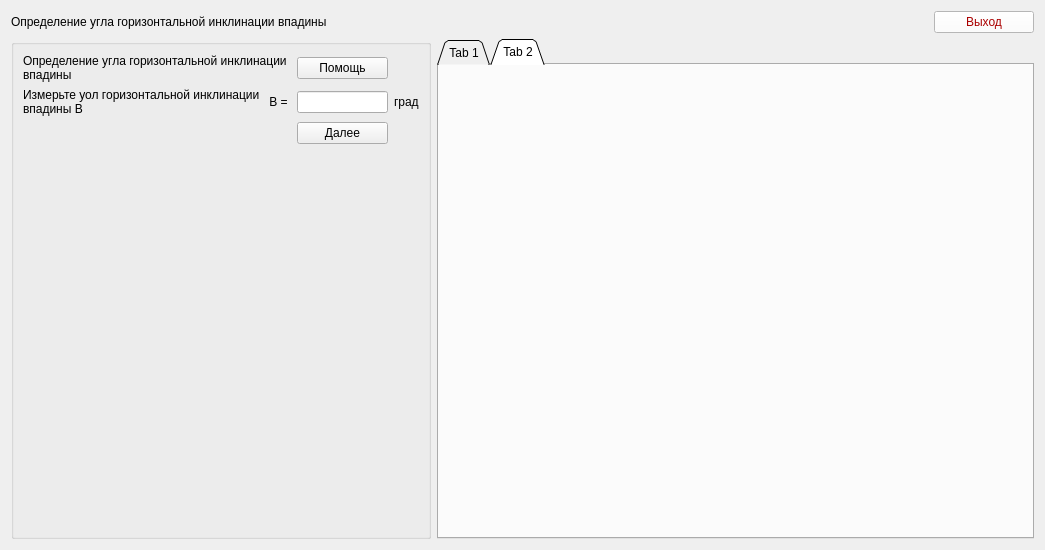
This is Medic/forms/ui/form5.ui in W3STi/Medical-calculate-programm as Qt 5 draws it before an edit. The edited form follows.
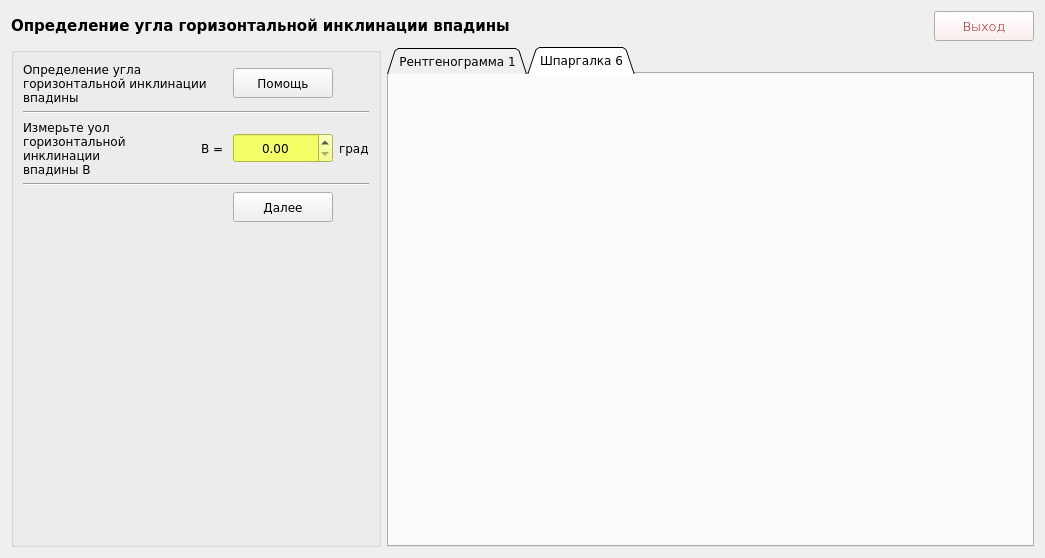
This is the edited form. The open tabs and pages were chosen to show the change.

```diff
--- a/Medic/forms/ui/form5.ui
+++ b/Medic/forms/ui/form5.ui
@@ -7,24 +7,74 @@
     <x>0</x>
     <y>0</y>
     <width>1045</width>
-    <height>545</height>
+    <height>548</height>
    </rect>
   </property>
   <property name="windowTitle">
    <string>Form</string>
   </property>
+  <property name="styleSheet">
+   <string notr="true">font-family: Verdana;</string>
+  </property>
   <layout class="QGridLayout" name="gridLayout">
    <item row="0" column="0" colspan="2">
     <widget class="QLabel" name="label_12">
+     <property name="minimumSize">
+      <size>
+       <width>0</width>
+       <height>30</height>
+      </size>
+     </property>
+     <property name="font">
+      <font>
+       <family>Verdana</family>
+       <pointsize>11</pointsize>
+       <weight>75</weight>
+       <italic>false</italic>
+       <bold>true</bold>
+      </font>
+     </property>
      <property name="styleSheet">
-      <string notr="true">font: 75 10pt &quot;MS Shell Dlg 2&quot;;
-color: rgb(0, 0, 0);</string>
+      <string notr="true">font: 75 11pt &quot;Verdana&quot;;
+font-weight: bold;</string>
      </property>
      <property name="text">
       <string>Определение угла горизонтальной инклинации впадины</string>
      </property>
     </widget>
    </item>
+   <item row="1" column="1" colspan="2">
+    <widget class="QTabWidget" name="tabWidget">
+     <property name="minimumSize">
+      <size>
+       <width>500</width>
+       <height>500</height>
+      </size>
+     </property>
+     <property name="font">
+      <font>
+       <family>Verdana</family>
+       <pointsize>9</pointsize>
+      </font>
+     </property>
+     <property name="tabShape">
+      <enum>QTabWidget::Triangular</enum>
+     </property>
+     <property name="currentIndex">
+      <number>1</number>
+     </property>
+     <widget class="QWidget" name="tab">
+      <attribute name="title">
+       <string>Рентгенограмма 1</string>
+      </attribute>
+     </widget>
+     <widget class="QWidget" name="tab_2">
+      <attribute name="title">
+       <string>Шпаргалка 6</string>
+      </attribute>
+     </widget>
+    </widget>
+   </item>
    <item row="0" column="2">
     <widget class="QPushButton" name="pushButton_5">
      <property name="maximumSize">
@@ -33,11 +83,21 @@
        <height>50</height>
       </size>
      </property>
+     <property name="font">
+      <font>
+       <family>Verdana</family>
+       <pointsize>10</pointsize>
+       <weight>9</weight>
+       <italic>false</italic>
+       <bold>false</bold>
+      </font>
+     </property>
      <property name="cursor">
       <cursorShape>PointingHandCursor</cursorShape>
      </property>
      <property name="styleSheet">
-      <string notr="true">background-color: rgb(255, 255, 255);
+      <string notr="true">background-color: #fcebeb;
+font: 75 10pt &quot;Verdana&quot;;
 color: rgb(170, 0, 0);</string>
      </property>
      <property name="text">
@@ -49,36 +109,75 @@
     <widget class="QGroupBox" name="groupBox">
      <property name="minimumSize">
       <size>
-       <width>0</width>
+       <width>370</width>
        <height>0</height>
       </size>
      </property>
      <property name="maximumSize">
       <size>
-       <width>420</width>
+       <width>370</width>
        <height>16777215</height>
       </size>
      </property>
+     <property name="font">
+      <font>
+       <family>Verdana</family>
+       <pointsize>9</pointsize>
+      </font>
+     </property>
      <property name="title">
       <string/>
      </property>
      <layout class="QGridLayout" name="gridLayout_2">
-      <item row="1" column="3">
+      <item row="2" column="3">
        <widget class="QLabel" name="label_6">
+        <property name="font">
+         <font>
+          <family>Verdana</family>
+          <pointsize>9</pointsize>
+         </font>
+        </property>
         <property name="text">
          <string>град</string>
         </property>
        </widget>
       </item>
-      <item row="1" column="1">
-       <widget class="QLabel" name="label_5">
+      <item row="0" column="0" colspan="2">
+       <widget class="QLabel" name="label_2">
+        <property name="font">
+         <font>
+          <family>Verdana</family>
+          <pointsize>9</pointsize>
+         </font>
+        </property>
         <property name="text">
-         <string> B = </string>
+         <string>Определение угла горизонтальной инклинации впадины</string>
+        </property>
+        <property name="wordWrap">
+         <bool>true</bool>
         </property>
        </widget>
       </item>
-      <item row="2" column="2">
+      <item row="4" column="2">
        <widget class="QPushButton" name="pushButton_4">
+        <property name="minimumSize">
+         <size>
+          <width>100</width>
+          <height>30</height>
+         </size>
+        </property>
+        <property name="maximumSize">
+         <size>
+          <width>100</width>
+          <height>16777215</height>
+         </size>
+        </property>
+        <property name="font">
+         <font>
+          <family>Verdana</family>
+          <pointsize>9</pointsize>
+         </font>
+        </property>
         <property name="cursor">
          <cursorShape>PointingHandCursor</cursorShape>
         </property>
@@ -87,27 +186,42 @@
         </property>
        </widget>
       </item>
-      <item row="1" column="2">
-       <widget class="QLineEdit" name="lineEdit_2"/>
-      </item>
-      <item row="1" column="0">
+      <item row="2" column="0">
        <widget class="QLabel" name="label_3">
-        <property name="text">
-         <string>Измерьте уол горизонтальной инклинации
-впадины В</string>
+        <property name="font">
+         <font>
+          <family>Verdana</family>
+          <pointsize>9</pointsize>
+         </font>
         </property>
-       </widget>
-      </item>
-      <item row="0" column="0" colspan="2">
-       <widget class="QLabel" name="label_2">
         <property name="text">
-         <string>Определение угла горизонтальной инклинации
-впадины</string>
+         <string>Измерьте уол горизонтальной инклинации впадины В</string>
+        </property>
+        <property name="wordWrap">
+         <bool>true</bool>
         </property>
        </widget>
       </item>
       <item row="0" column="2">
        <widget class="QPushButton" name="pushButton_2">
+        <property name="minimumSize">
+         <size>
+          <width>100</width>
+          <height>30</height>
+         </size>
+        </property>
+        <property name="maximumSize">
+         <size>
+          <width>100</width>
+          <height>16777215</height>
+         </size>
+        </property>
+        <property name="font">
+         <font>
+          <family>Verdana</family>
+          <pointsize>9</pointsize>
+         </font>
+        </property>
         <property name="cursor">
          <cursorShape>PointingHandCursor</cursorShape>
         </property>
@@ -116,8 +230,53 @@
         </property>
        </widget>
       </item>
-      <item row="3" column="2">
+      <item row="2" column="1">
+       <widget class="QLabel" name="label_5">
+        <property name="font">
+         <font>
+          <family>Verdana</family>
+          <pointsize>9</pointsize>
+         </font>
+        </property>
+        <property name="text">
+         <string>                B = </string>
+        </property>
+       </widget>
+      </item>
+      <item row="2" column="2">
+       <widget class="QDoubleSpinBox" name="doubleSpinBox">
+        <property name="minimumSize">
+         <size>
+          <width>0</width>
+          <height>30</height>
+         </size>
+        </property>
+        <property name="font">
+         <font>
+          <family>Verdana</family>
+          <pointsize>9</pointsize>
+         </font>
+        </property>
+        <property name="styleSheet">
+         <string notr="true">background-color: #f2ff66;
+</string>
+        </property>
+        <property name="alignment">
+         <set>Qt::AlignCenter</set>
+        </property>
+        <property name="singleStep">
+         <double>0.100000000000000</double>
+        </property>
+       </widget>
+      </item>
+      <item row="5" column="2">
        <spacer name="verticalSpacer">
+        <property name="font">
+         <font>
+          <family>Verdana</family>
+          <pointsize>9</pointsize>
+         </font>
+        </property>
         <property name="orientation">
          <enum>Qt::Vertical</enum>
         </property>
@@ -129,32 +288,35 @@
         </property>
        </spacer>
       </item>
+      <item row="1" column="0" colspan="4">
+       <widget class="Line" name="line">
+        <property name="font">
+         <font>
+          <family>Verdana</family>
+          <pointsize>9</pointsize>
+         </font>
+        </property>
+        <property name="orientation">
+         <enum>Qt::Horizontal</enum>
+        </property>
+       </widget>
+      </item>
+      <item row="3" column="0" colspan="4">
+       <widget class="Line" name="line_2">
+        <property name="font">
+         <font>
+          <family>Verdana</family>
+          <pointsize>9</pointsize>
+         </font>
+        </property>
+        <property name="orientation">
+         <enum>Qt::Horizontal</enum>
+        </property>
+       </widget>
+      </item>
      </layout>
     </widget>
    </item>
-   <item row="1" column="1" colspan="2">
-    <widget class="QTabWidget" name="tabWidget">
-     <property name="minimumSize">
-      <size>
-       <width>500</width>
-       <height>500</height>
-      </size>
-     </property>
-     <property name="tabShape">
-      <enum>QTabWidget::Triangular</enum>
-     </property>
-     <widget class="QWidget" name="tab">
-      <attribute name="title">
-       <string>Tab 1</string>
-      </attribute>
-     </widget>
-     <widget class="QWidget" name="tab_2">
-      <attribute name="title">
-       <string>Tab 2</string>
-      </attribute>
-     </widget>
-    </widget>
-   </item>
   </layout>
  </widget>
  <resources/>
```
